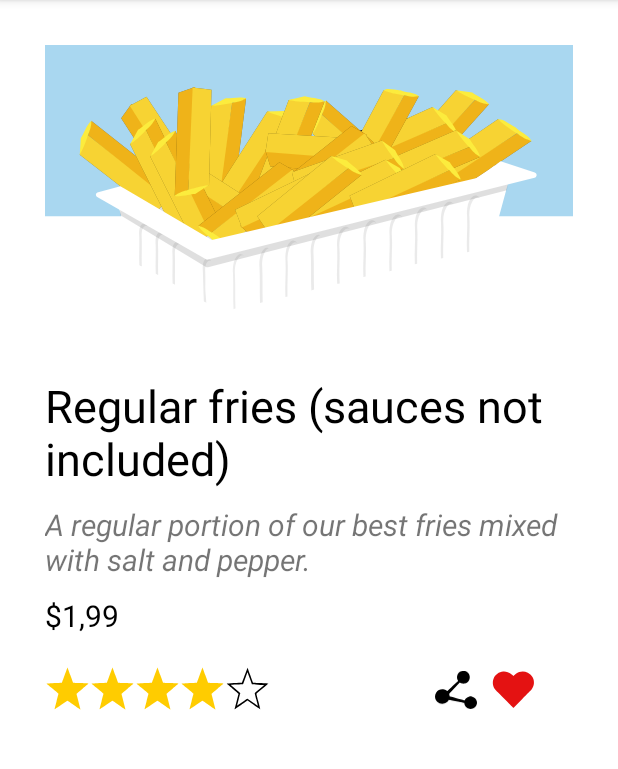
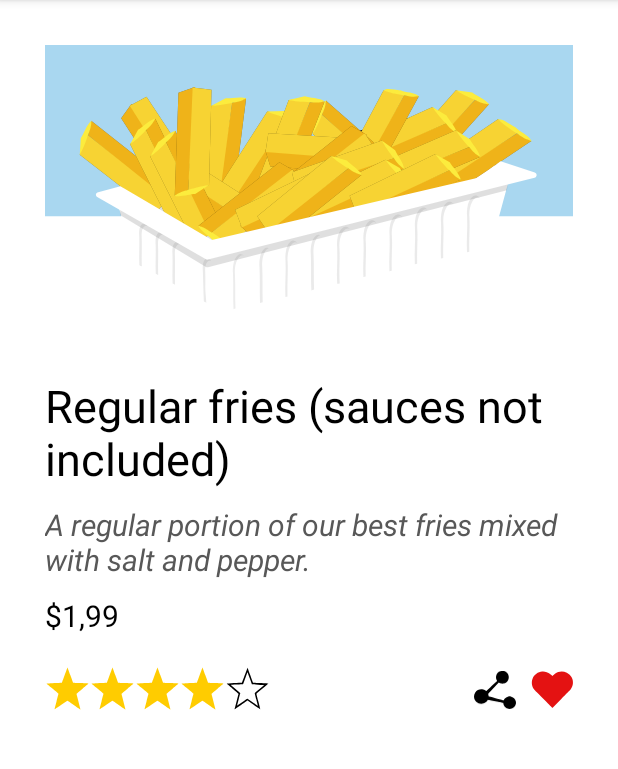
Before and after one commit to albertoag128/PMDM, an Android app: the screen it shows after launch (Ut01ex02activity), on a phone screen of 412 x 824 dp, the part 84-853 px from its top. Run offline under Robolectric (Android 15) with nearby library versions, the phone set to English and light mode, and no system bars.

Commit message:
Regular fries Linear Layout design with rating stars, share and like button

```diff
--- a/app/src/main/res/layout/activity_ut01ex02activity.xml
+++ b/app/src/main/res/layout/activity_ut01ex02activity.xml
@@ -3,7 +3,7 @@
     xmlns:tools="http://schemas.android.com/tools"
     xmlns:app="http://schemas.android.com/apk/res-auto"
     android:layout_width="match_parent"
-    android:layout_height="600dp"
+    android:layout_height="500dp"
     android:padding="20dp"
     android:background="@color/white"
     tools:context=".presentation.ex01.Ut01ex01activity"
@@ -37,6 +37,7 @@
             android:layout_marginTop="10dp"
             android:textSize="20dp"
             android:maxLines="2"
+            android:textColor="@color/grey"
             android:textStyle="italic"
             android:text="@string/description"/>
 
@@ -52,13 +53,13 @@
     </LinearLayout>
 
     <LinearLayout
-        android:layout_width="wrap_content"
+        android:layout_width="match_parent"
         android:layout_height="30dp"
         android:orientation="horizontal"
         android:layout_margin="10dp">
 
         <LinearLayout
-            android:layout_width="match_parent"
+            android:layout_width="wrap_content"
             android:layout_height="30dp">
 
         <ImageView
@@ -101,7 +102,7 @@
             android:layout_width="match_parent"
             android:layout_height="30dp"
             android:orientation="horizontal"
-            android:layout_marginLeft="110dp"
+            android:gravity="right"
             >
 
         <ImageView
@@ -110,12 +111,12 @@
             android:layout_marginTop="2dp"
             android:layout_height="wrap_content"
             android:src="@drawable/share"
+            android:layout_marginRight="10dp"
             />
 
         <ImageView
             android:scaleType="centerCrop"
             app:tint="@color/red"
-            android:layout_marginLeft="10dp"
             android:layout_width="28dp"
             android:layout_height="wrap_content"
             android:src="@drawable/fav"
--- a/app/src/main/res/values/colors.xml
+++ b/app/src/main/res/values/colors.xml
@@ -9,4 +9,5 @@
     <color name="white">#FFFFFF</color>
     <color name="red">#FFE41212</color>
     <color name="golden">#FFCC00</color>
+    <color name="grey">#585858</color>
 </resources>
```
